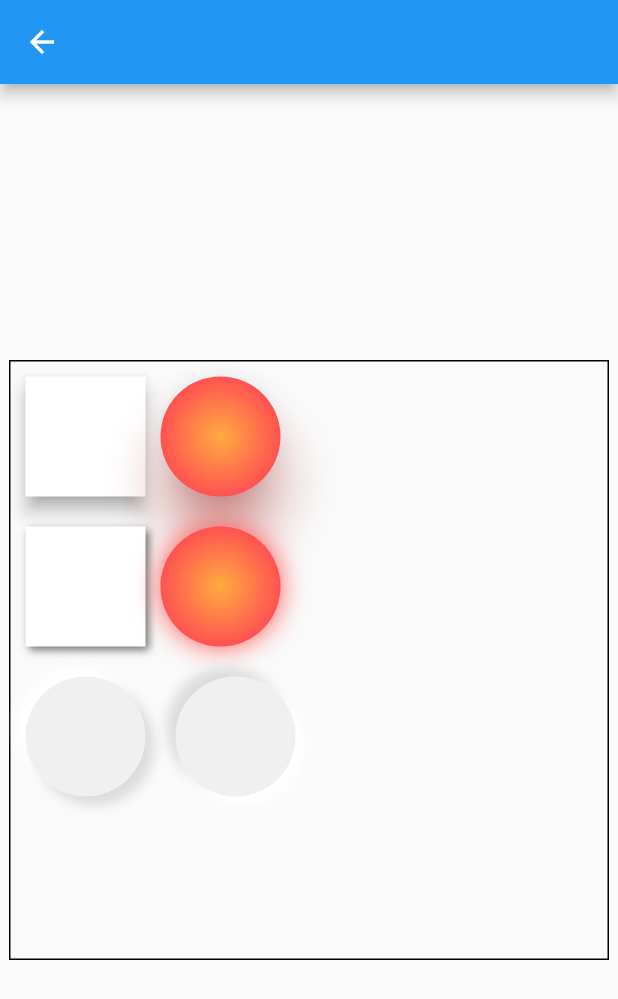
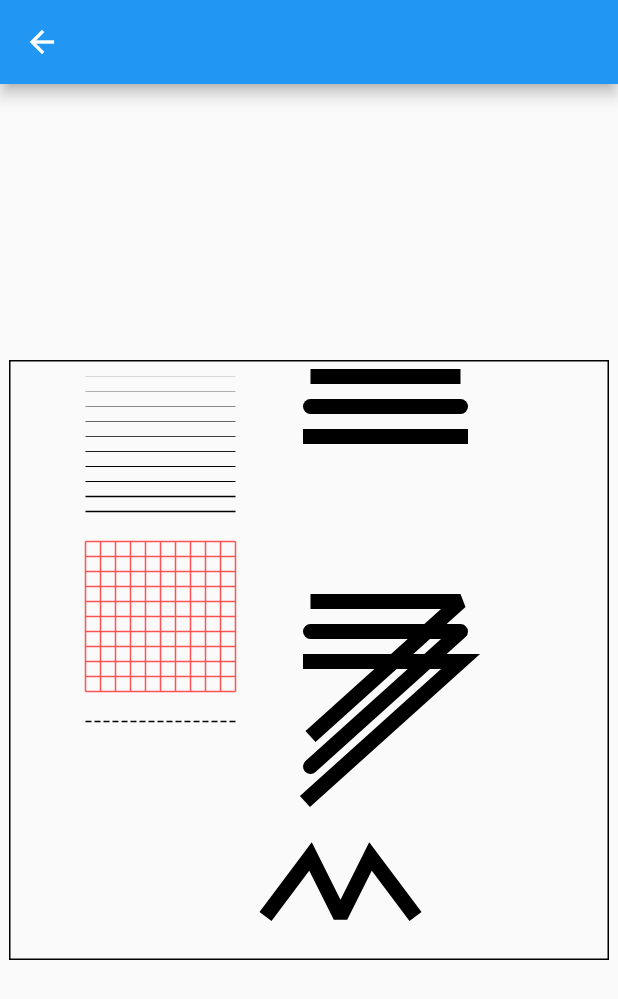
Before and after one commit to VonZen/core_flutter_canvas, a Flutter app: the screen it shows after launch, after a tap on "1. Essentials", on a phone screen of 412 x 824 dp. Shown: the top 999 px of the screen. Run offline on Flutter 3.47's test engine with Material 2 defaults, Android fonts, the phone set to English and light mode, and no system bars.

Commit message:
u ch2.6, ch2.7, ch2.8;

```diff
--- a/lib/ch2/cfc_ch2_5.dart
+++ b/lib/ch2/cfc_ch2_5.dart
@@ -75,9 +75,9 @@ class ShadowPainter extends CustomPainter {
     pen.color = Colors.white;
     SimpleBoxShadow rectShadow = const SimpleBoxShadow(
       color: Colors.black54,
-      offset: Offset(2, 2),
-      blurRadius: 4.0,
-      spreadRadius: 0,
+      offset: Offset(-2, -2),
+      blurRadius: 5.0,
+      spreadRadius: -5,
     );
     canvas.drawRect(rectShadow.toBounds(rect), rectShadow.toPaint());
     canvas.drawRect(rect, pen);
@@ -88,7 +88,7 @@ class ShadowPainter extends CustomPainter {
       color: Colors.redAccent,
       offset: Offset(0, 0),
       blurRadius: 15.0,
-      spreadRadius: 0,
+      spreadRadius: -10,
     );
     canvas.drawRRect(
         RRect.fromRectAndRadius(circleShadow.toBounds(circle), const Radius.circular(40)), circleShadow.toPaint());
--- /dev/null
+++ b/lib/ch2/cfc_ch2_8.dart
@@ -0,0 +1,186 @@
+import 'dart:ui';
+
+import 'package:flutter/material.dart';
+
+class CFCCH28 extends StatefulWidget {
+  const CFCCH28({Key? key}) : super(key: key);
+
+  @override
+  State<CFCCH28> createState() => _CFCCH28State();
+}
+
+class _CFCCH28State extends State<CFCCH28> {
+  @override
+  Widget build(BuildContext context) {
+    return Scaffold(
+        appBar: AppBar(),
+        body: Center(child: LayoutBuilder(
+          builder: (BuildContext context, BoxConstraints constraints) {
+            return Container(
+              padding: const EdgeInsets.all(6),
+              child: SizedBox(
+                width: constraints.maxWidth,
+                height: constraints.maxHeight,
+                child: FittedBox(
+                  child: Container(
+                    width: 400,
+                    height: 400,
+                    decoration: BoxDecoration(border: Border.all(color: Colors.black)),
+                    child: CustomPaint(
+                      painter: PathLinePainter(),
+                    ),
+                  ),
+                ),
+              ),
+            );
+          },
+        )));
+  }
+}
+
+class PathLinePainter extends CustomPainter {
+  final pen = Paint()
+    ..style = PaintingStyle.stroke
+    ..strokeWidth = 0.1; //线条必须先设置
+
+  @override
+  void paint(Canvas canvas, Size size) {
+    canvas.save();
+    drawLines(canvas);
+    canvas.translate(50, 120);
+    drawGrid(canvas);
+    canvas.translate(0, 120);
+    drawDashLine(canvas, const Offset(0, 0), const Offset(100, 0));
+    canvas.restore();
+
+    canvas.save();
+    canvas.translate(150, 0);
+    drawLineStyle(canvas);
+    canvas.translate(0, 150);
+    drawLineJoinStyle(canvas);
+    canvas.restore();
+  }
+
+  void drawLines(Canvas canvas) {
+    //绘制 宽度0.1 - 1 直接的线条
+    for (int i = 1; i <= 10; i++) {
+      final path = Path();
+      path.moveTo(50, i * 10);
+      path.lineTo(150, i * 10);
+      canvas.drawPath(path, pen..strokeWidth = i * 0.1);
+    }
+  }
+
+  void drawGrid(Canvas canvas) {
+    final path = Path();
+    for (int i = 0; i <= 10; i++) {
+      path.moveTo(0, i * 10);
+      path.lineTo(100, i * 10);
+
+      path.moveTo(i * 10, 0);
+      path.lineTo(i * 10, 100);
+    }
+    canvas.drawPath(
+        path,
+        Paint()
+          ..style = PaintingStyle.stroke
+          ..strokeWidth = 1
+          ..color = Colors.redAccent);
+  }
+
+  void drawDashLine(Canvas canvas, Offset p1, Offset p2) {
+    final path = Path()
+      ..moveTo(p1.dx, p1.dy)
+      ..lineTo(p2.dx, p2.dy);
+
+    final dashPath = Path();
+    const dashWidth = 4.0;
+    const dashSpace = 2.0;
+    double distance = 0.0;
+
+    for (var pathMetric in path.computeMetrics()) {
+      debugPrint('$pathMetric');
+      while (distance < pathMetric.length) {
+        dashPath.addPath(pathMetric.extractPath(distance, distance + dashWidth), Offset.zero);
+        distance += dashWidth;
+        distance += dashSpace;
+      }
+    }
+    canvas.drawPath(dashPath, pen);
+  }
+
+  void drawLineStyle(Canvas canvas) {
+    final path = Path();
+    path.moveTo(50, 10);
+    path.lineTo(150, 10);
+    canvas.drawPath(
+        path,
+        pen
+          ..style = PaintingStyle.stroke
+          ..strokeWidth = 10
+          ..strokeCap = StrokeCap.butt);
+
+    canvas.drawPath(
+        path.shift(const Offset(0, 20)),
+        pen
+          ..style = PaintingStyle.stroke
+          ..strokeWidth = 10
+          ..strokeCap = StrokeCap.round);
+
+    canvas.drawPath(
+        path.shift(const Offset(0, 40)),
+        pen
+          ..style = PaintingStyle.stroke
+          ..strokeWidth = 10
+          ..strokeCap = StrokeCap.square);
+  }
+
+  void drawLineJoinStyle(Canvas canvas) {
+    final path = Path();
+    path.moveTo(50, 10);
+    path.lineTo(150, 10);
+    path.lineTo(50, 100);
+    canvas.drawPath(
+        path,
+        pen
+          ..style = PaintingStyle.stroke
+          ..strokeWidth = 10
+          ..strokeCap = StrokeCap.butt
+          ..strokeJoin = StrokeJoin.bevel);
+
+    canvas.drawPath(
+        path.shift(const Offset(0, 20)),
+        pen
+          ..style = PaintingStyle.stroke
+          ..strokeWidth = 10
+          ..strokeCap = StrokeCap.round
+          ..strokeJoin = StrokeJoin.round);
+
+    canvas.drawPath(
+        path.shift(const Offset(0, 40)),
+        pen
+          ..style = PaintingStyle.stroke
+          ..strokeWidth = 10
+          ..strokeCap = StrokeCap.square
+          ..strokeJoin = StrokeJoin.miter);
+
+  final path2 = Path();
+  path2.moveTo(20, 220);
+  path2.lineTo(50, 180);
+  path2.lineTo(70, 220);
+  path2.lineTo(90, 180);
+  path2.lineTo(120, 220);
+
+    canvas.drawPath(
+        path2,
+        pen
+          ..style = PaintingStyle.stroke
+          ..strokeWidth = 10
+          ..strokeCap = StrokeCap.butt
+          ..strokeJoin = StrokeJoin.miter
+          ..strokeMiterLimit = 2); //改变为3， 试试看
+  }
+
+  @override
+  bool shouldRepaint(PathLinePainter oldDelegate) => true;
+}
--- a/lib/main.dart
+++ b/lib/main.dart
@@ -6,6 +6,9 @@ import 'package:core_flutter_canvas/ch1/cfc_ch1_5.dart';
 import 'package:core_flutter_canvas/ch2/cfc_ch2_3.dart';
 import 'package:core_flutter_canvas/ch2/cfc_ch2_4.dart';
 import 'package:core_flutter_canvas/ch2/cfc_ch2_5.dart';
+import 'package:core_flutter_canvas/ch2/cfc_ch2_7.dart';
+import 'package:core_flutter_canvas/ch2/cfc_ch2_6.dart';
+import 'package:core_flutter_canvas/ch2/cfc_ch2_8.dart';
 import 'package:flutter/material.dart';
 
 void main() {
@@ -64,7 +67,10 @@ class _MenuPageState extends State<MenuPage> {
                   // return const CFCCH15();
                   // return const CFCCH23();
                   // return const CFCCH24();
-                  return const CFCCH25();
+                  // return const CFCCH25();
+                  // return const CFCCH26();
+                  // return const CFCCH27();
+                  return const CFCCH28();
                 }));
               },
               title: Text(chapters[index]),
```
Also changed, not shown: lib/ch2/cfc_ch2_6.dart (added, +192 -0 lines), lib/ch2/cfc_ch2_7.dart (added, +132 -0 lines), 1 other file.
